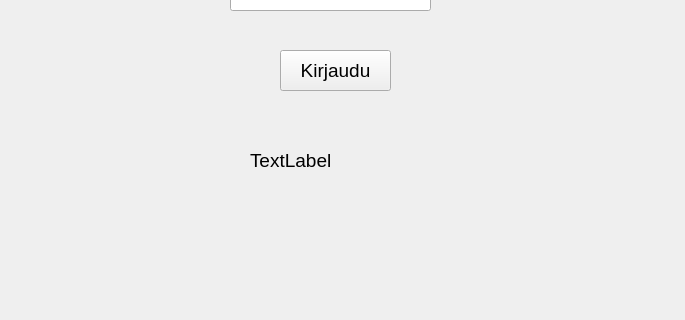
The window that Automaatti/mainwindow.ui (tvt20kmo-ohjelmistokehitysprojekti/Group2) describes before a commit, drawn with Qt 5; both pictures show x 0 to 685 and y 247 to 567 of the 685 by 688 pixel window.
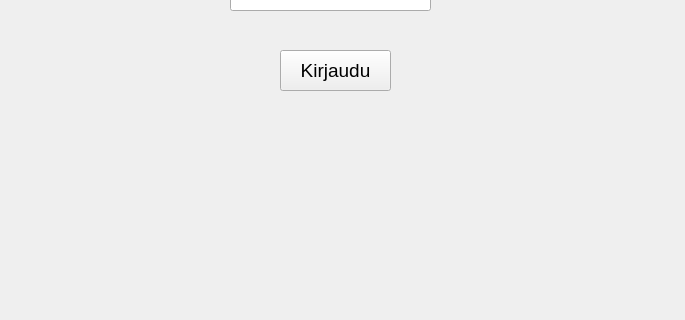
The same window after the commit.

What changed in the file:
```diff
--- a/Automaatti/mainwindow.ui
+++ b/Automaatti/mainwindow.ui
@@ -94,14 +94,14 @@
    <widget class="QLabel" name="label_test">
     <property name="geometry">
      <rect>
-      <x>250</x>
+      <x>20</x>
       <y>370</y>
-      <width>141</width>
+      <width>651</width>
       <height>41</height>
      </rect>
     </property>
     <property name="text">
-     <string>TextLabel</string>
+     <string/>
     </property>
    </widget>
   </widget>
```
